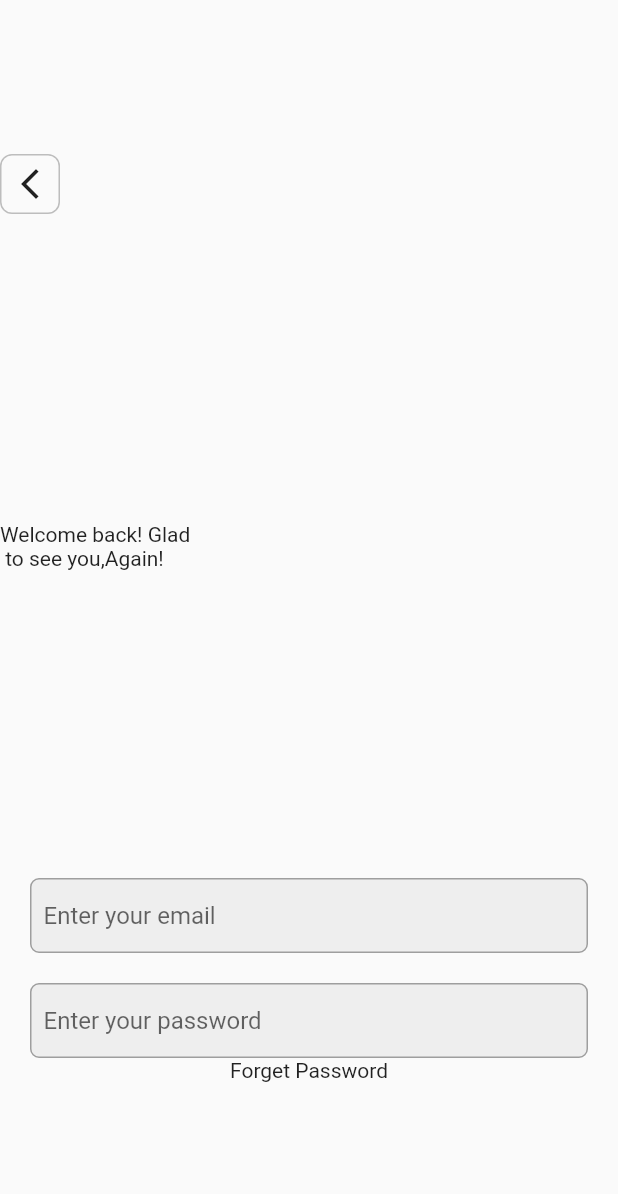
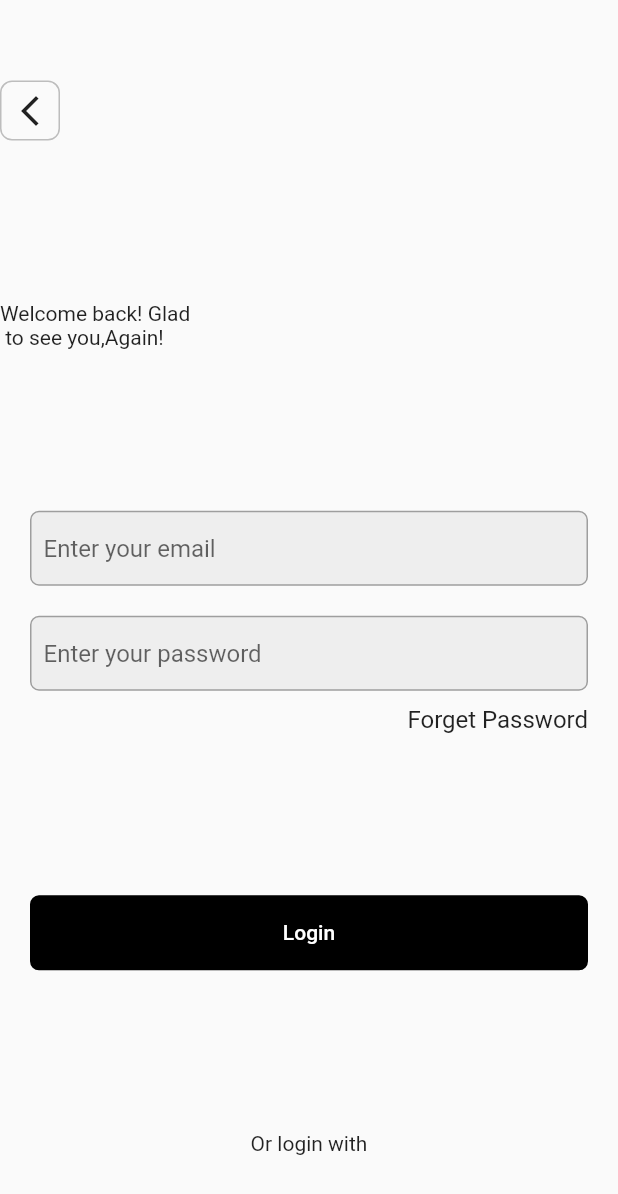
Before and after one commit to najmulmyself/Bio-Maker, a Flutter app: the screen it shows after launch, after a tap on "Login", on a phone screen of 412 x 824 dp. Shown: the top 1194 px of the screen. Run offline on Flutter 3.47's test engine with Material 2 defaults, Android fonts, the phone set to English and light mode, and no system bars.

Commit message:
added divider

```diff
--- a/lib/pages/login_page.dart
+++ b/lib/pages/login_page.dart
@@ -1,6 +1,8 @@
 // ignore_for_file: prefer_const_constructors
 
 import 'package:flutter/material.dart';
+
+import '../component/button.dart';
 
 class LoginScreen extends StatefulWidget {
   LoginScreen({Key? key}) : super(key: key);
@@ -10,6 +12,12 @@ class LoginScreen extends StatefulWidget {
 }
 
 class _LoginScreenState extends State<LoginScreen> {
+  final bButton = MainButton(
+    bgColor: Colors.black,
+    txtColor: Colors.white,
+    btnTxt: 'Login',
+    route: null,
+  );
   @override
   Widget build(BuildContext context) {
     return Scaffold(
@@ -83,7 +91,34 @@ class _LoginScreenState extends State<LoginScreen> {
                   ),
                 ),
               ),
-              Text('Forget Password'),
+              Container(
+                margin: EdgeInsets.only(right: 20, top: 10),
+                alignment: AlignmentDirectional.centerEnd,
+                child: Text(
+                  'Forget Password',
+                  style: TextStyle(
+                    fontSize: 16,
+                  ),
+                ),
+              ),
+            ],
+          ),
+          bButton,
+          Row(
+            mainAxisAlignment: MainAxisAlignment.spaceBetween,
+            // ignore: prefer_const_literals_to_create_immutables
+            children: [
+              Divider(
+                color: Colors.red,
+                height: 5,
+                thickness: 20,
+              ),
+              Text('Or login with'),
+              Divider(
+                height: 5,
+                color: Colors.black,
+                thickness: 2,
+              ),
             ],
           )
         ],
```
Also changed, not shown: lib/component/social_button.dart (added).
